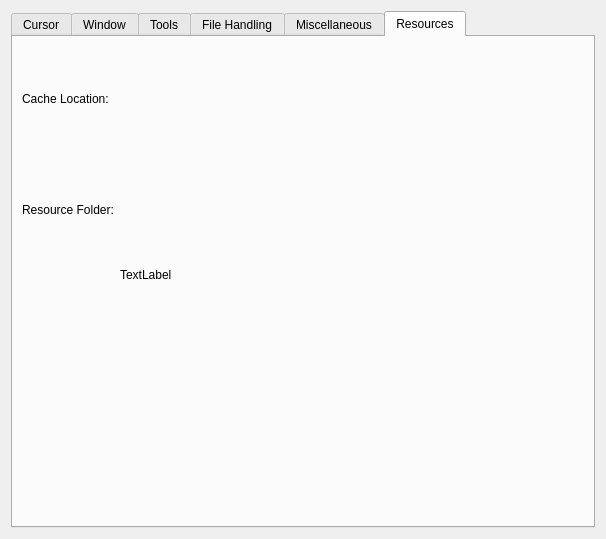
First picture: the form in libs/ui/forms/wdggeneralsettings.ui, repository KDE/krita, before the edit.
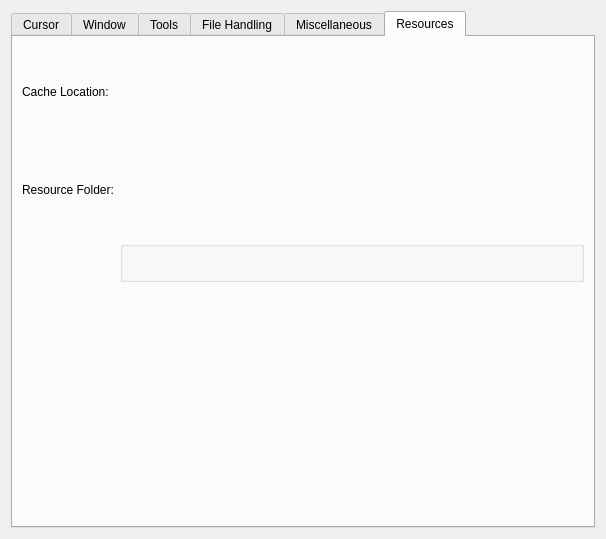
Second picture: the form after the edit. The open tabs and pages were chosen to show the change. Custom widgets are drawn as their Qt base class.

Commit message: Style the MSIX AppData warning as a informational alert

The edit to the form file:
```diff
--- a/libs/ui/forms/wdggeneralsettings.ui
+++ b/libs/ui/forms/wdggeneralsettings.ui
@@ -1101,6 +1101,19 @@
           <widget class="KisFileNameRequester" name="m_urlResourceFolder" native="true"/>
          </item>
          <item row="2" column="1">
+          <widget class="QGroupBox" name="grpWindowsAppData">
+           <property name="title">
+            <string/>
+           </property>
+           <layout class="QHBoxLayout" name="horizontalLayout_5">
+            <item>
+             <widget class="QLabel" name="lblWindowsAppDataIcon">
+              <property name="alignment">
+               <set>Qt::AlignLeading|Qt::AlignLeft|Qt::AlignTop</set>
+              </property>
+             </widget>
+            </item>
+            <item>
           <widget class="QLabel" name="lblWindowsAppDataNote">
            <property name="sizePolicy">
             <sizepolicy hsizetype="MinimumExpanding" vsizetype="Minimum">
@@ -1108,18 +1121,21 @@
              <verstretch>0</verstretch>
             </sizepolicy>
            </property>
-           <property name="text">
-            <string notr="true">TextLabel</string>
-           </property>
            <property name="textFormat">
             <enum>Qt::RichText</enum>
            </property>
+              <property name="alignment">
+               <set>Qt::AlignLeading|Qt::AlignLeft|Qt::AlignTop</set>
+              </property>
            <property name="wordWrap">
             <bool>true</bool>
            </property>
            <property name="textInteractionFlags">
             <set>Qt::LinksAccessibleByKeyboard|Qt::LinksAccessibleByMouse</set>
            </property>
+             </widget>
+            </item>
+           </layout>
           </widget>
          </item>
         </layout>
```
Lines whose indentation alone changed are shown as unchanged. The commit also changes 1 other file.
